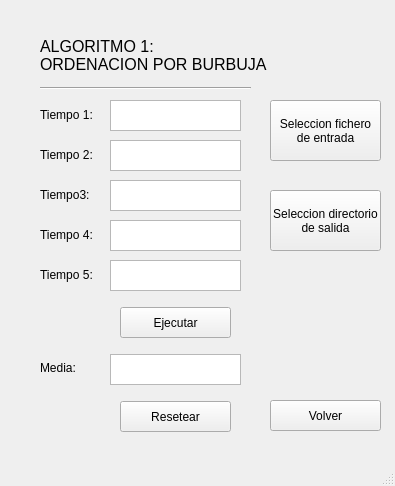
Qt form practica3/ventanaordenacion.ui (ValentinUnileon/practica3Arco) before a commit.
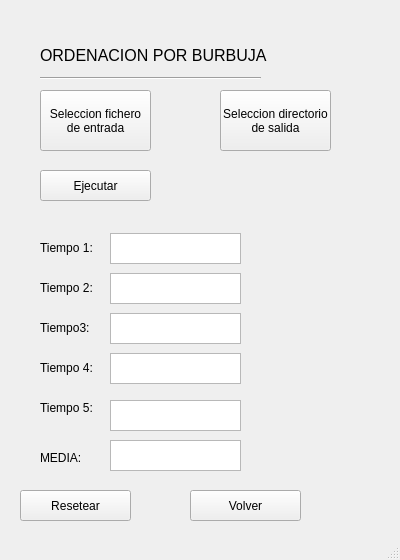
The same form after that commit.

The edit to the form file:
```diff
--- a/practica3/ventanaordenacion.ui
+++ b/practica3/ventanaordenacion.ui
@@ -6,8 +6,8 @@
    <rect>
     <x>0</x>
     <y>0</y>
-    <width>395</width>
-    <height>486</height>
+    <width>400</width>
+    <height>560</height>
    </rect>
   </property>
   <property name="windowTitle">
@@ -18,7 +18,7 @@
     <property name="geometry">
      <rect>
       <x>110</x>
-      <y>100</y>
+      <y>233</y>
       <width>131</width>
       <height>31</height>
      </rect>
@@ -28,7 +28,7 @@
     <property name="geometry">
      <rect>
       <x>40</x>
-      <y>107</y>
+      <y>240</y>
       <width>61</width>
       <height>16</height>
      </rect>
@@ -41,7 +41,7 @@
     <property name="geometry">
      <rect>
       <x>40</x>
-      <y>147</y>
+      <y>280</y>
       <width>61</width>
       <height>16</height>
      </rect>
@@ -54,7 +54,7 @@
     <property name="geometry">
      <rect>
       <x>110</x>
-      <y>140</y>
+      <y>273</y>
       <width>131</width>
       <height>31</height>
      </rect>
@@ -64,7 +64,7 @@
     <property name="geometry">
      <rect>
       <x>40</x>
-      <y>187</y>
+      <y>320</y>
       <width>61</width>
       <height>16</height>
      </rect>
@@ -77,7 +77,7 @@
     <property name="geometry">
      <rect>
       <x>110</x>
-      <y>180</y>
+      <y>313</y>
       <width>131</width>
       <height>31</height>
      </rect>
@@ -87,7 +87,7 @@
     <property name="geometry">
      <rect>
       <x>40</x>
-      <y>227</y>
+      <y>360</y>
       <width>61</width>
       <height>16</height>
      </rect>
@@ -100,7 +100,7 @@
     <property name="geometry">
      <rect>
       <x>110</x>
-      <y>220</y>
+      <y>353</y>
       <width>131</width>
       <height>31</height>
      </rect>
@@ -110,7 +110,7 @@
     <property name="geometry">
      <rect>
       <x>40</x>
-      <y>267</y>
+      <y>400</y>
       <width>61</width>
       <height>16</height>
      </rect>
@@ -123,7 +123,7 @@
     <property name="geometry">
      <rect>
       <x>110</x>
-      <y>260</y>
+      <y>440</y>
       <width>131</width>
       <height>31</height>
      </rect>
@@ -132,8 +132,8 @@
    <widget class="QPushButton" name="botonEjecutar">
     <property name="geometry">
      <rect>
-      <x>120</x>
-      <y>307</y>
+      <x>40</x>
+      <y>170</y>
       <width>111</width>
       <height>31</height>
      </rect>
@@ -146,7 +146,7 @@
     <property name="geometry">
      <rect>
       <x>110</x>
-      <y>354</y>
+      <y>400</y>
       <width>131</width>
       <height>31</height>
      </rect>
@@ -156,20 +156,20 @@
     <property name="geometry">
      <rect>
       <x>40</x>
-      <y>360</y>
+      <y>450</y>
       <width>61</width>
       <height>16</height>
      </rect>
     </property>
     <property name="text">
-     <string>Media:</string>
+     <string>MEDIA:</string>
     </property>
    </widget>
    <widget class="QPushButton" name="botonResetear">
     <property name="geometry">
      <rect>
-      <x>120</x>
-      <y>401</y>
+      <x>20</x>
+      <y>490</y>
       <width>111</width>
       <height>31</height>
      </rect>
@@ -181,8 +181,8 @@
    <widget class="QPushButton" name="botonVolver">
     <property name="geometry">
      <rect>
-      <x>270</x>
-      <y>400</y>
+      <x>190</x>
+      <y>490</y>
       <width>111</width>
       <height>31</height>
      </rect>
@@ -206,16 +206,15 @@
      </font>
     </property>
     <property name="text">
-     <string>ALGORITMO 1: 
-ORDENACION POR BURBUJA</string>
+     <string>ORDENACION POR BURBUJA</string>
     </property>
    </widget>
    <widget class="Line" name="linea1">
     <property name="geometry">
      <rect>
       <x>40</x>
-      <y>80</y>
-      <width>211</width>
+      <y>70</y>
+      <width>221</width>
       <height>16</height>
      </rect>
     </property>
@@ -226,8 +225,8 @@
    <widget class="QPushButton" name="botonDirectorio">
     <property name="geometry">
      <rect>
-      <x>270</x>
-      <y>100</y>
+      <x>40</x>
+      <y>90</y>
       <width>111</width>
       <height>61</height>
      </rect>
@@ -240,8 +239,8 @@
    <widget class="QPushButton" name="botonDirectorio_2">
     <property name="geometry">
      <rect>
-      <x>270</x>
-      <y>190</y>
+      <x>220</x>
+      <y>90</y>
       <width>111</width>
       <height>61</height>
      </rect>
```
Left out of the diff: 4 changed lines with no effect on the pictures.
